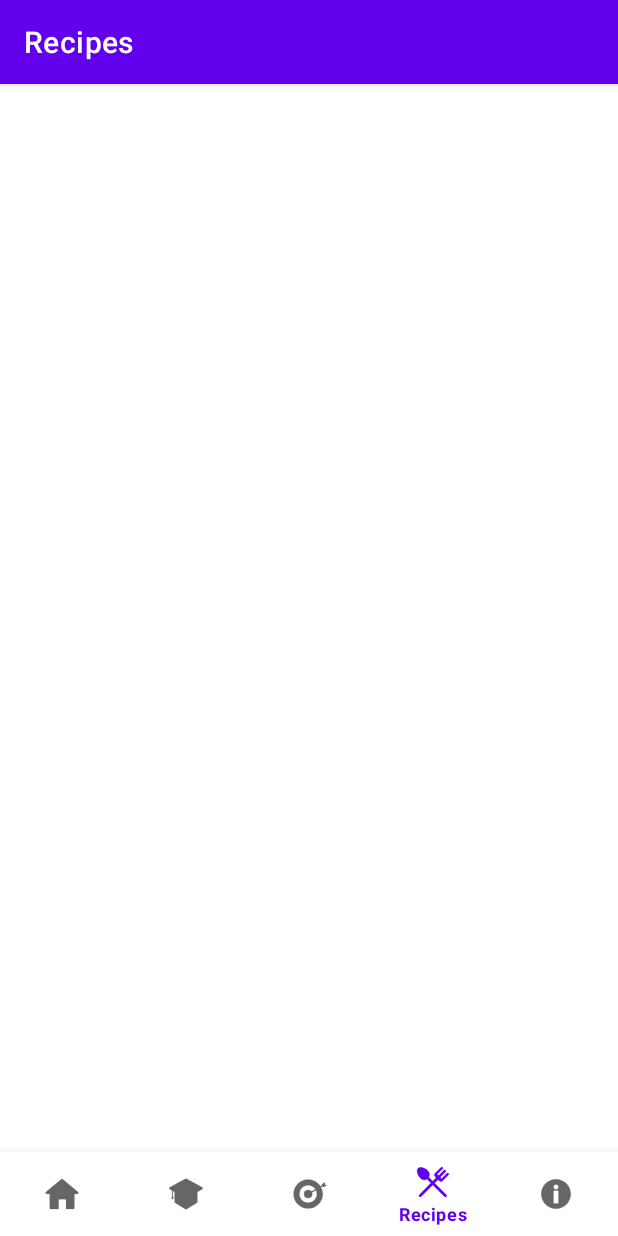
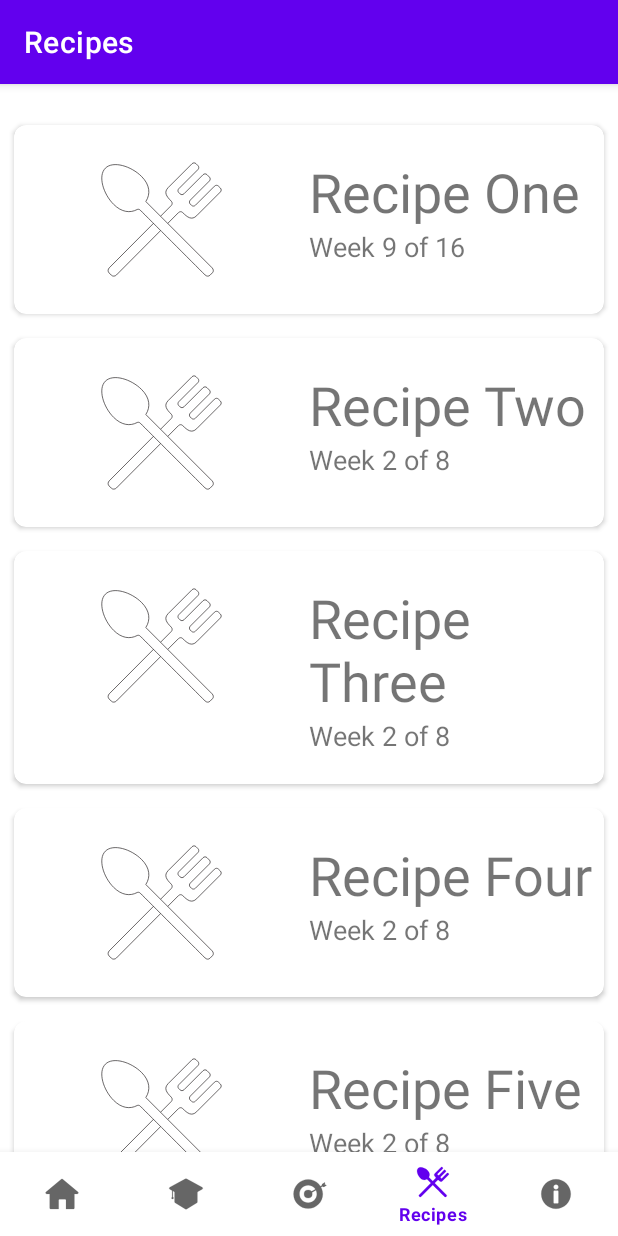
Before and after one commit to sc71/FeastApp, an Android app: the RecipeFragment screen opened through its navigation route, on a phone screen of 412 x 824 dp. Run offline under Robolectric (Android 15) with nearby library versions, the phone set to English and light mode, and no system bars; our stand-ins replace navigation-ui.

Commit message:
working cardview recipefragment

```diff
--- a/app/src/main/java/com/example/feastapp2/ui/RecipeFragment.kt
+++ b/app/src/main/java/com/example/feastapp2/ui/RecipeFragment.kt
@@ -1,10 +1,15 @@
 package com.example.feastapp2.ui
 
+import CardAdapter
 import android.os.Bundle
 import androidx.fragment.app.Fragment
 import android.view.LayoutInflater
 import android.view.View
 import android.view.ViewGroup
+import androidx.recyclerview.widget.LinearLayoutManager
+import androidx.recyclerview.widget.RecyclerView
+import com.example.feastapp2.CardModel
+import com.example.feastapp2.R
 import com.example.feastapp2.databinding.FragmentRecipeBinding
 
 class RecipeFragment : Fragment() {
@@ -13,13 +18,28 @@ class RecipeFragment : Fragment() {
     // This property is only valid between onCreateView and
     // onDestroyView.
     private val binding get() = _binding!!
-
+    private lateinit var recipes: RecyclerView
     override fun onCreateView(
         inflater: LayoutInflater,
         container: ViewGroup?,
         savedInstanceState: Bundle?
     ): View {
         _binding = FragmentRecipeBinding.inflate(inflater, container, false)
+        recipes = binding.root.findViewById(R.id.recipe_rv)
+
+        val cardModelArrayList: ArrayList<CardModel> = ArrayList<CardModel>()
+        cardModelArrayList.add(CardModel("Recipe One", "Week 9 of 16", R.drawable.ic_recipe))
+        cardModelArrayList.add(CardModel("Recipe Two", "Week 2 of 8", R.drawable.ic_recipe))
+        cardModelArrayList.add(CardModel("Recipe Three", "Week 2 of 8", R.drawable.ic_recipe))
+        cardModelArrayList.add(CardModel("Recipe Four", "Week 2 of 8", R.drawable.ic_recipe))
+        cardModelArrayList.add(CardModel("Recipe Five", "Week 2 of 8", R.drawable.ic_recipe))
+
+
+        val cardAdapter = CardAdapter(cardModelArrayList)
+        val linearLayoutManager = LinearLayoutManager(activity, LinearLayoutManager.VERTICAL, false)
+
+        recipes.layoutManager = linearLayoutManager
+        recipes.adapter = cardAdapter
         return binding.root
     }
 
--- a/app/src/main/java/com/example/feastapp2/ui/dashboard/ClassesFragment.kt
+++ b/app/src/main/java/com/example/feastapp2/ui/dashboard/ClassesFragment.kt
@@ -5,10 +5,7 @@ import android.os.Bundle
 import android.view.LayoutInflater
 import android.view.View
 import android.view.ViewGroup
-import android.widget.LinearLayout
-import android.widget.TextView
 import androidx.fragment.app.Fragment
-import androidx.lifecycle.ViewModelProvider
 import androidx.recyclerview.widget.LinearLayoutManager
 import androidx.recyclerview.widget.RecyclerView
 import com.example.feastapp2.CardModel
--- a/app/src/main/res/layout/fragment_recipe.xml
+++ b/app/src/main/res/layout/fragment_recipe.xml
@@ -4,4 +4,16 @@
     xmlns:tools="http://schemas.android.com/tools"
     android:layout_width="match_parent"
     android:layout_height="match_parent"
-    tools:context=".ui.RecipeFragment"/>
+    tools:context=".ui.RecipeFragment">
+
+    <androidx.recyclerview.widget.RecyclerView
+        android:id="@+id/recipe_rv"
+        android:layout_width="409dp"
+        android:layout_height="729dp"
+        app:layout_constraintBottom_toBottomOf="parent"
+        app:layout_constraintEnd_toEndOf="parent"
+        app:layout_constraintHorizontal_bias="0.5"
+        app:layout_constraintStart_toStartOf="parent"
+        app:layout_constraintTop_toTopOf="parent"
+        app:layout_constraintVertical_bias="0.5" />
+</androidx.constraintlayout.widget.ConstraintLayout>
```
